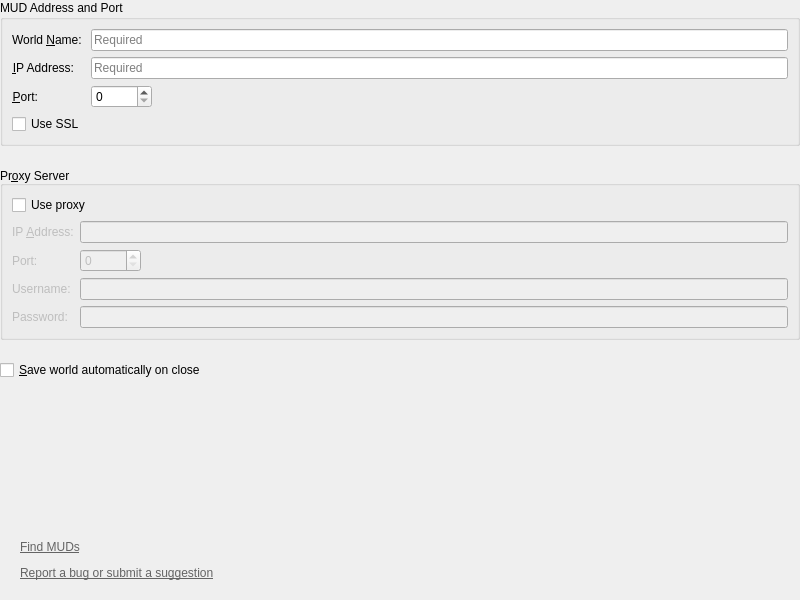
Qt form smushclient-qt/cpp/ui/worlddetails/connecting.ui (jnbooth/smushclient) before a commit.
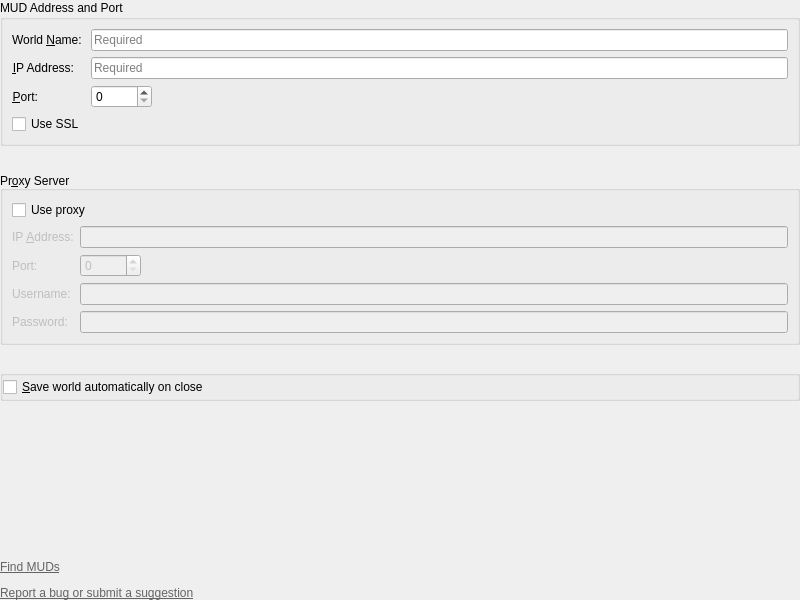
The same form after that commit.

```diff
--- a/smushclient-qt/cpp/ui/worlddetails/connecting.ui
+++ b/smushclient-qt/cpp/ui/worlddetails/connecting.ui
@@ -15,7 +15,7 @@
   </property>
   <layout class="QVBoxLayout" name="_2">
    <property name="spacing">
-    <number>20</number>
+    <number>25</number>
    </property>
    <property name="leftMargin">
     <number>0</number>
@@ -272,10 +272,34 @@
     </widget>
    </item>
    <item>
-    <widget class="QCheckBox" name="SaveWorldAutomatically">
-     <property name="text">
-      <string>&amp;Save world automatically on close</string>
+    <widget class="QGroupBox" name="_save">
+     <property name="title">
+      <string notr="true"/>
      </property>
+     <property name="flat">
+      <bool>true</bool>
+     </property>
+     <layout class="QHBoxLayout" name="horizontalLayout_2">
+      <property name="leftMargin">
+       <number>0</number>
+      </property>
+      <property name="topMargin">
+       <number>0</number>
+      </property>
+      <property name="rightMargin">
+       <number>0</number>
+      </property>
+      <property name="bottomMargin">
+       <number>0</number>
+      </property>
+      <item>
+       <widget class="QCheckBox" name="SaveWorldAutomatically">
+        <property name="text">
+         <string>&amp;Save world automatically on close</string>
+        </property>
+       </widget>
+      </item>
+     </layout>
     </widget>
    </item>
    <item>
@@ -306,10 +330,26 @@
       <set>Qt::AlignmentFlag::AlignBottom|Qt::AlignmentFlag::AlignLeading|Qt::AlignmentFlag::AlignLeft</set>
      </property>
      <property name="indent">
-      <number>20</number>
+      <number>0</number>
      </property>
     </widget>
    </item>
+   <item>
+    <spacer name="verticalSpacer">
+     <property name="orientation">
+      <enum>Qt::Orientation::Vertical</enum>
+     </property>
+     <property name="sizeType">
+      <enum>QSizePolicy::Policy::Fixed</enum>
+     </property>
+     <property name="sizeHint" stdset="0">
+      <size>
+       <width>20</width>
+       <height>0</height>
+      </size>
+     </property>
+    </spacer>
+   </item>
   </layout>
  </widget>
  <resources/>
```
